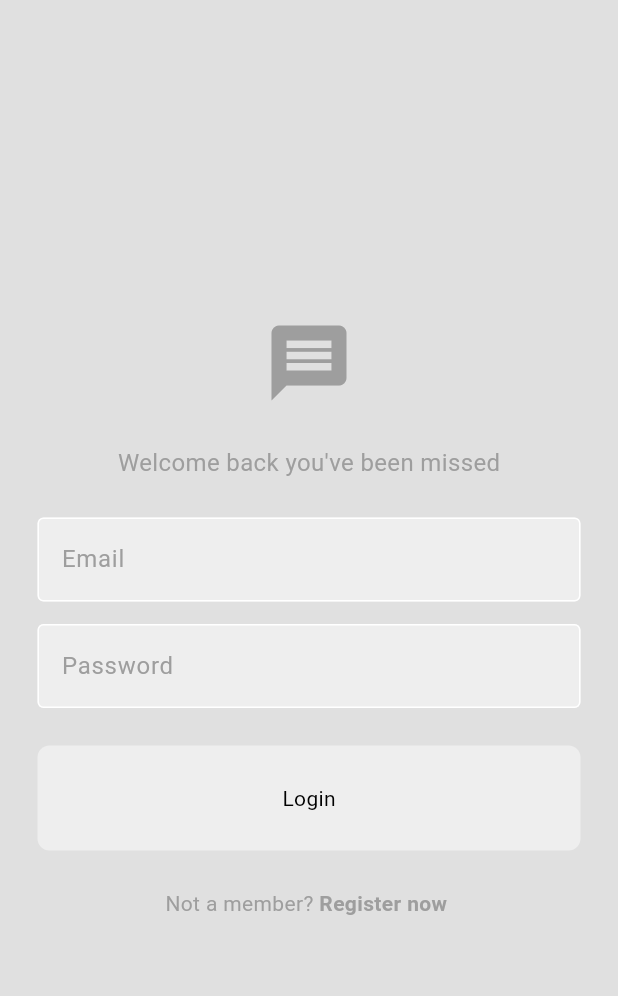
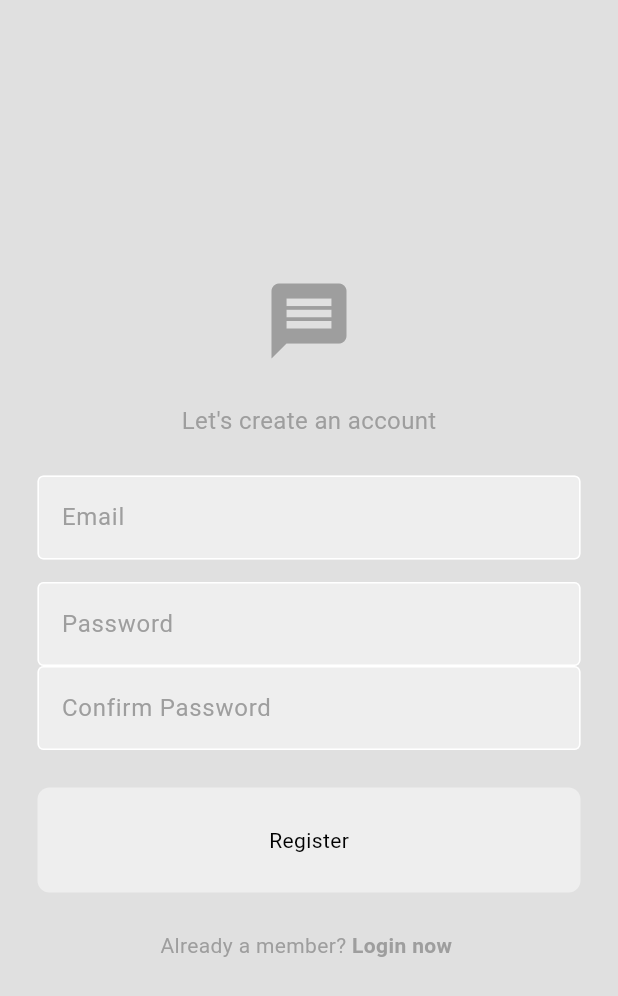
Before and after one commit to Vihanga-Nirmitha/Messenger-App-, a Flutter app: the screen it shows after launch, on a phone screen of 412 x 824 dp. Shown: the top 996 px of the screen. Run offline on Flutter 3.47's test engine with Material 3 defaults, Android fonts, the phone set to English and light mode, and no system bars.

Commit message:
register page design complete

```diff
--- a/lib/main.dart
+++ b/lib/main.dart
@@ -1,5 +1,6 @@
 import 'package:flutter/material.dart';
 import 'package:wechat/pages/login_page.dart';
+import 'package:wechat/pages/register_page.dart';
 import 'package:wechat/themes/light_mode.dart';
 
 void main() {
@@ -14,7 +15,7 @@ class MyApp extends StatelessWidget {
   Widget build(BuildContext context) {
     return MaterialApp(
       debugShowCheckedModeBanner: false,
-      home: LoginPage(),
+      home: RegisterPage(),
       theme: lightMode,
     );
   }
--- /dev/null
+++ b/lib/pages/register_page.dart
@@ -0,0 +1,86 @@
+import 'package:flutter/material.dart';
+import 'package:wechat/component/my_button.dart';
+import 'package:wechat/component/my_textfield.dart';
+
+class RegisterPage extends StatelessWidget {
+  final TextEditingController _emailController = TextEditingController();
+  final TextEditingController _passwordController = TextEditingController();
+  final TextEditingController _confpassController = TextEditingController();
+  void register() {
+    //login action here
+  }
+  RegisterPage({super.key});
+
+  @override
+  Widget build(BuildContext context) {
+    return Scaffold(
+      backgroundColor: Theme.of(context).colorScheme.surface,
+      body: Center(
+        child: Column(
+          mainAxisAlignment: MainAxisAlignment.center,
+          children: [
+            //logo
+            Icon(
+              Icons.message,
+              size: 60,
+              color: Theme.of(context).colorScheme.primary,
+            ),
+            const SizedBox(height: 25),
+            //welcome back message
+            Text(
+              "Let's create an account",
+              style: TextStyle(
+                color: Theme.of(context).colorScheme.primary,
+                fontSize: 16,
+              ),
+            ),
+            const SizedBox(height: 25),
+
+            //email text field
+            MyTextFiled(
+              hintText: "Email",
+              obscured: false,
+              controller: _emailController,
+            ),
+            const SizedBox(height: 15),
+            //password text field
+            MyTextFiled(
+              hintText: "Password",
+              obscured: true,
+              controller: _passwordController,
+            ),
+            MyTextFiled(
+              hintText: "Confirm Password",
+              obscured: true,
+              controller: _confpassController,
+            ),
+            //register button
+            const SizedBox(height: 25),
+            //register now
+            MyButton(
+              text: "Register",
+              onTap: register,
+            ),
+            const SizedBox(height: 25),
+            Row(
+              mainAxisAlignment: MainAxisAlignment.center,
+              children: [
+                Text("Already a member? ",
+                    style: TextStyle(
+                      color: Theme.of(context).colorScheme.primary,
+                    )),
+                Text(
+                  "Login now ",
+                  style: TextStyle(
+                    fontWeight: FontWeight.bold,
+                    color: Theme.of(context).colorScheme.primary,
+                  ),
+                ),
+              ],
+            )
+          ],
+        ),
+      ),
+    );
+  }
+}
```
